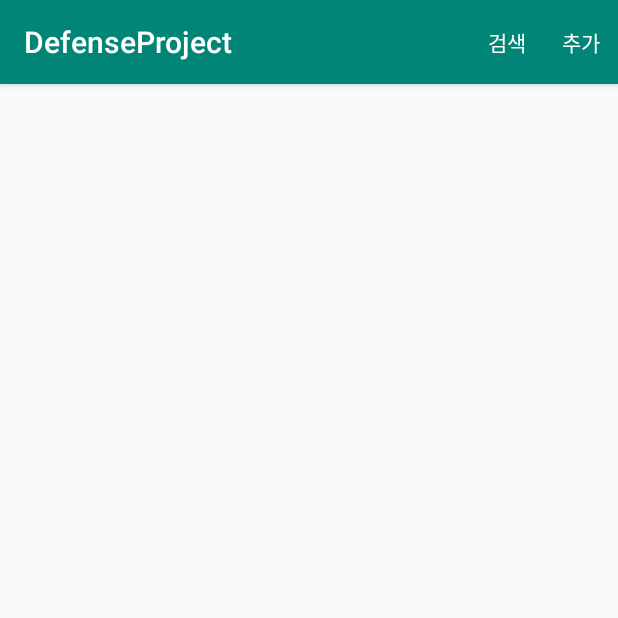
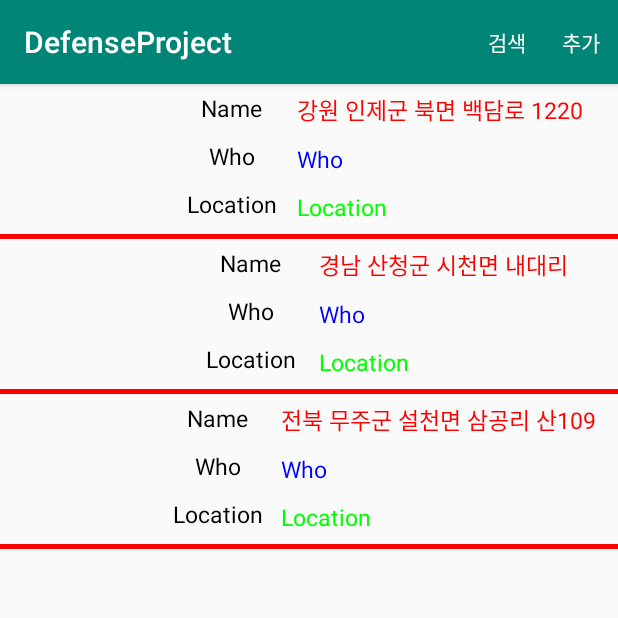
Before and after one commit to moa1520/DefenseProject, an Android app: the screen it shows after launch (MainActivity), on a phone screen of 412 x 824 dp, the top half of it. Run offline under Robolectric (Android 15) with nearby library versions, the phone set to English and light mode, and no system bars; 1 statement that could not run was skipped.

Commit message:
어댑터연결 및 데이타

```diff
--- a/app/src/main/java/com/example/taekyoungkang/defenseproject/MainActivity.java
+++ b/app/src/main/java/com/example/taekyoungkang/defenseproject/MainActivity.java
@@ -1,18 +1,36 @@
 package com.example.taekyoungkang.defenseproject;
 
+import android.graphics.Color;
+import android.graphics.drawable.ColorDrawable;
 import android.support.v7.app.AppCompatActivity;
 import android.os.Bundle;
 import android.view.Menu;
 import android.view.MenuInflater;
 import android.view.MenuItem;
+import android.widget.ListView;
 import android.widget.Toast;
 
+import java.util.ArrayList;
+
 public class MainActivity extends AppCompatActivity {
-
+    static MyAdapter adapter;
     @Override
     protected void onCreate(Bundle savedInstanceState) {
         super.onCreate(savedInstanceState);
         setContentView(R.layout.activity_main);
+        ArrayList<MyItem> data= new ArrayList<MyItem>();
+        data.add(new MyItem("s1.jpg","설악산 수렴동대피소","주상현","강원 인제군 북면 백담로 1220"));
+        data.add(new MyItem("s2.jpg","지리산 세석동대피소","강태경","경남 산청군 시천면 내대리"));
+        data.add(new MyItem("s3.jpg","덕유산 향적봉대피소","배장근","전북 무주군 설천면 삼공리 산109"));
+
+
+        adapter = new MyAdapter(this, R.layout.info,data);
+
+        ListView listView=(ListView) findViewById(R.id.listview);
+        listView.setAdapter(adapter);
+
+        listView.setDivider(new ColorDrawable(Color.RED));
+        listView.setDividerHeight(5);
     }
 
     @Override
--- a/app/src/main/java/com/example/taekyoungkang/defenseproject/MyAdapter.java
+++ b/app/src/main/java/com/example/taekyoungkang/defenseproject/MyAdapter.java
@@ -16,7 +16,7 @@ class MyItem{
     String nWho;
     String nLocation;
 
-    MyItem(int aIcon, String aName, String aWho, String aLocation){
+    MyItem(String aIcon, String aName, String aWho, String aLocation){
         mIcon = aIcon;
         nWho = aWho;
         nLocation = aLocation;
```
Also changed, not shown: app/src/main/res/drawable/s1.jpg (added), app/src/main/res/drawable/s2.jpg (added), app/src/main/res/drawable/s3.jpg (added).
